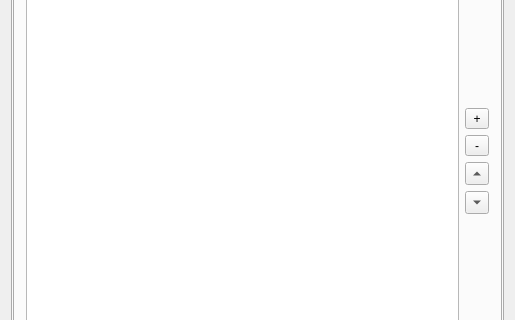
This is src/gui/windows/SettingsWindow.ui in startkladde/startkladde as Qt 5 draws it before an edit; both pictures show x 0 to 515 and y 108 to 428 of the 515 by 523 pixel window. The edited form follows.
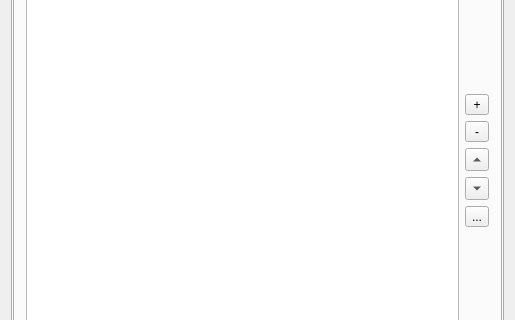
This is the edited form.

Commit message: Plugin configuration

What changed in the file:
```diff
--- a/src/gui/windows/SettingsWindow.ui
+++ b/src/gui/windows/SettingsWindow.ui
@@ -537,6 +537,22 @@
                    </property>
                   </widget>
                  </item>
+                 <item>
+                  <widget class="QToolButton" name="infoPluginSettingsButton">
+                   <property name="sizePolicy">
+                    <sizepolicy hsizetype="Minimum" vsizetype="Fixed">
+                     <horstretch>0</horstretch>
+                     <verstretch>0</verstretch>
+                    </sizepolicy>
+                   </property>
+                   <property name="toolTip">
+                    <string>Einstellungen für ausgewähltes Info-Plugin</string>
+                   </property>
+                   <property name="text">
+                    <string>...</string>
+                   </property>
+                  </widget>
+                 </item>
                  <item>
                   <spacer name="verticalSpacer_3">
                    <property name="orientation">
```
The commit also changes 12 other files.
